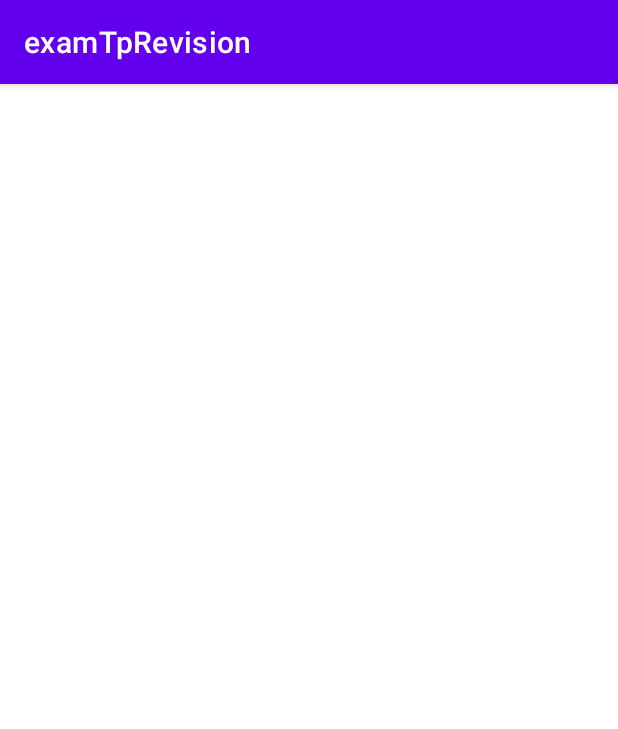
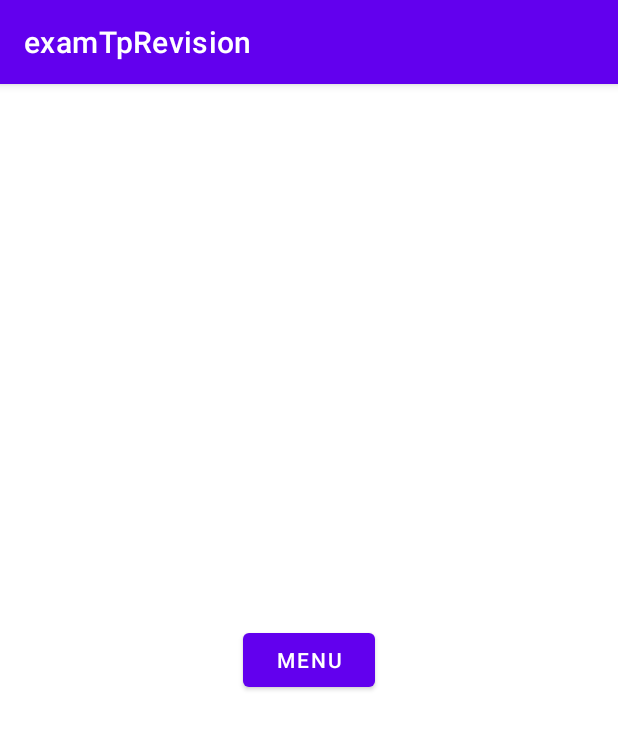
Before and after one commit to MyDevMobileCourse/RevisionExamTp, an Android app: the screen it shows after launch (MainActivity), on a phone screen of 412 x 824 dp. Shown: the top 729 px of the screen. Run offline under Robolectric (Android 15) with nearby library versions, the phone set to English and light mode, and no system bars.

Commit message:
PopUp menu

```diff
--- a/app/src/main/res/layout/activity_main.xml
+++ b/app/src/main/res/layout/activity_main.xml
@@ -8,6 +8,10 @@
     android:id="@+id/root"
     tools:context=".MainActivity">
 
-
+    <Button
+        android:id="@+id/btn"
+        android:layout_width="wrap_content"
+        android:layout_height="wrap_content"
+        android:text="menu" />
 
 </LinearLayout>
```
Also changed, not shown: app/src/main/java/com/example/examtprevision/MainActivity.kt (+24 -17 lines).
